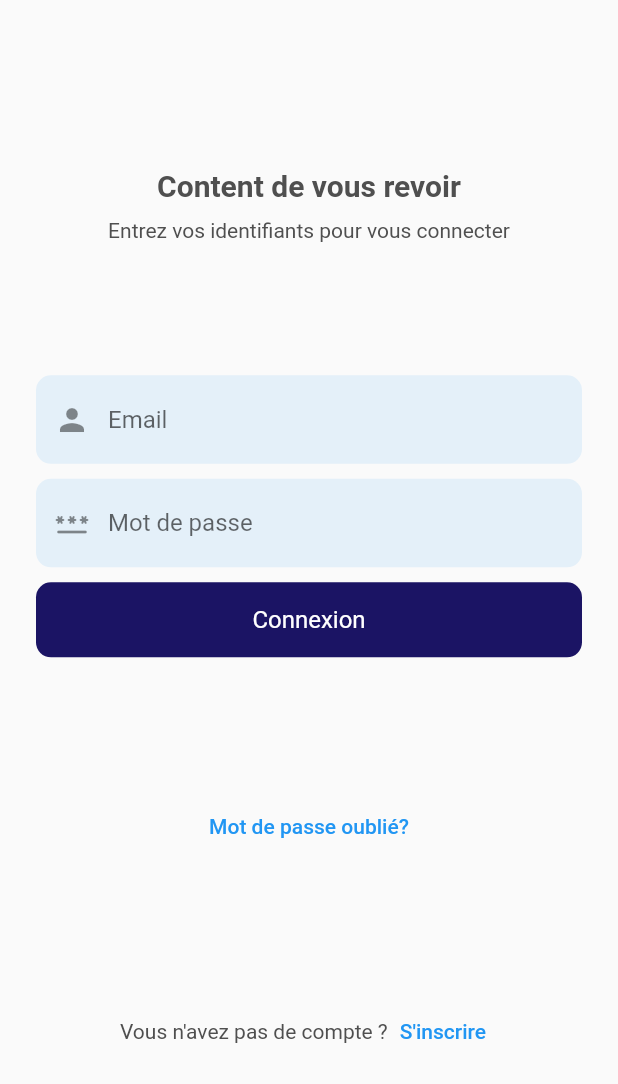
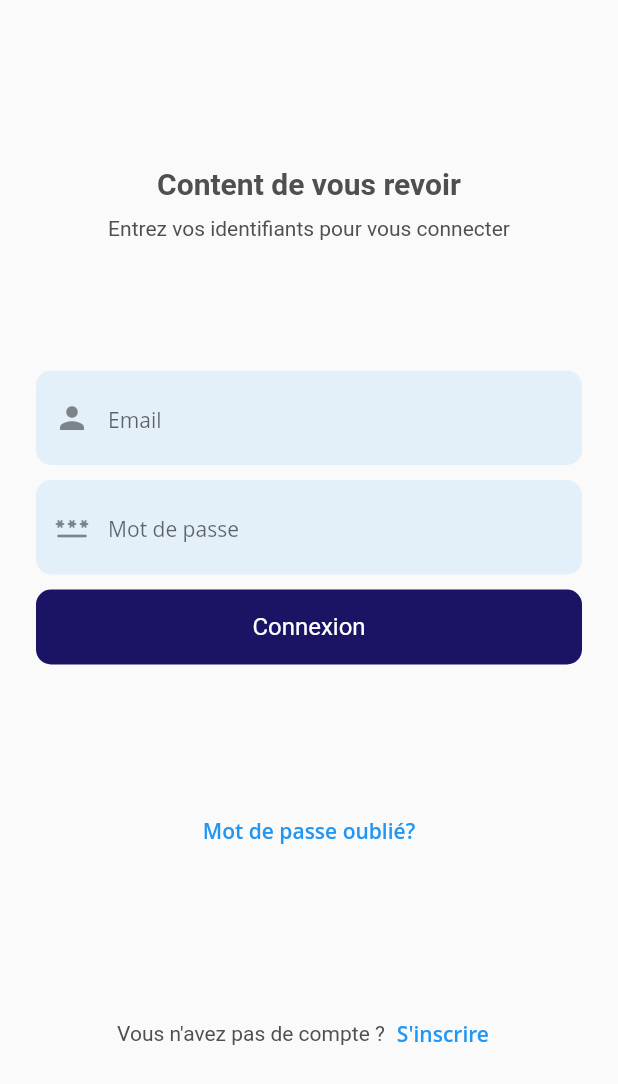
Before and after one commit to hadhamiabidi/my_first_project, a Flutter app: the LoginPage screen opened by its route, on a phone screen of 412 x 824 dp. Shown: the top 1084 px of the screen. Run offline on Flutter 3.47's test engine with Material 2 defaults, Android fonts, the light colour scheme and no system bars; our stand-ins replace get, google_maps_flutter, iconly, zoom_tap_animation; Roboto replaces fonts that are missing (Montserrat, Open Sans).

Commit message:
add features

```diff
--- /dev/null
+++ b/lib/controllers/buttom_navigation_controller.dart
@@ -0,0 +1,57 @@
+import 'package:flutter/material.dart';
+import 'package:get/get.dart';
+import 'package:pfe/views/chat_page.dart';
+import 'package:pfe/views/buttom_navigation_page.dart';
+import 'package:pfe/views/my_order_page.dart';
+
+import '../views/all_order_page.dart';
+import '../views/profil_page.dart';
+
+
+
+
+
+class ButtomNavigationController extends GetxController {
+  late PageController pageController;
+
+
+
+  RxInt currentPage = 0.obs;
+  RxBool isDarkTheme = false.obs;
+
+  List<Widget> pages = [
+    const AllOrder(),
+    const Chat(),
+    const MyOrder(),
+    const Profil(),
+  ];
+
+  ThemeMode get theme => Get.isDarkMode ? ThemeMode.dark : ThemeMode.light;
+
+  void switchTheme(ThemeMode mode) {
+    Get.changeThemeMode(mode);
+  }
+
+  void goToTab(int page) {
+    currentPage.value = page;
+    pageController.jumpToPage(page);
+  }
+  void animateToTab(int page) {
+    currentPage.value = page;
+    pageController.animateToPage(page,
+        duration: const Duration(milliseconds: 300),
+        curve: Curves.ease);
+  }
+
+  @override
+  void onInit() {
+    pageController = PageController(initialPage: 0);
+    super.onInit();
+  }
+
+  @override
+  void dispose() {
+    pageController.dispose();
+    super.dispose();
+  }
+}
--- a/lib/controllers/signup_controller.dart
+++ b/lib/controllers/signup_controller.dart
@@ -1,5 +1,7 @@
 import 'package:flutter/cupertino.dart';
 import 'package:get/get.dart';
+
+import '../views/dashboard_page.dart';
 
 class RegisterController extends GetxController {
   late TextEditingController nomField,prenomField,passwordField,emailField,numField,confirmField;
@@ -15,5 +17,7 @@ class RegisterController extends GetxController {
     confirmField = TextEditingController();
   }
 
-  void handeSignUp(BuildContext context) {}
+  void handeSignUp(BuildContext context) {
+
+  }
 }
--- /dev/null
+++ b/lib/utils/color_constants.dart
@@ -0,0 +1,24 @@
+import 'package:flutter/material.dart';
+
+class ColorConstants {
+  static Color gray50 = hexToColor('#e9e9e9');
+  static Color gray100 = hexToColor('#bdbebe');
+  static Color gray200 = hexToColor('#929293');
+  static Color gray300 = hexToColor('#666667');
+  static Color gray400 = hexToColor('#505151');
+  static Color gray500 = hexToColor('#242526');
+  static Color gray600 = hexToColor('#202122');
+  static Color gray700 = hexToColor('#191a1b');
+  static Color gray800 = hexToColor('#121313');
+  static Color gray900 = hexToColor('#0e0f0f');
+  static Color textFieldBgColor = const Color(0xfff7faf9);
+  static Color appColors = const   Color(0xff3ac4ac);
+
+}
+
+Color hexToColor(String hex) {
+  assert(RegExp(r'^#([0-9a-fA-F]{6})|([0-9a-fA-F]{8})$').hasMatch(hex));
+
+  return Color(int.parse(hex.substring(1), radix: 16) +
+      (hex.length == 7 ? 0xFF000000 : 0x00000000));
+}
--- /dev/null
+++ b/lib/utils/themes.dart
@@ -0,0 +1,158 @@
+import 'package:flutter/material.dart';
+
+import 'color_constants.dart';
+
+class Themes {
+  static ThemeData lightTheme = ThemeData(
+      fontFamily: "Open Sans",
+      primarySwatch: Colors.blue,
+      brightness: Brightness.light,
+      appBarTheme: AppBarTheme(
+          titleTextStyle:
+          const TextStyle(color: Colors.black, fontWeight: FontWeight.w600),
+          iconTheme: const IconThemeData(color: Colors.black),
+          backgroundColor: Colors.grey.shade50,
+          elevation: 0),
+      inputDecorationTheme: InputDecorationTheme(
+        border: OutlineInputBorder(
+            borderSide: BorderSide.none,
+            borderRadius: BorderRadius.circular(10)),
+        hintStyle: const TextStyle(
+          fontSize: 14,
+        ),
+      ),
+      cardColor: Colors.grey.shade200,
+      progressIndicatorTheme:
+      const ProgressIndicatorThemeData(color: Colors.red),
+      textTheme: TextTheme(
+          headline1: const TextStyle(
+              letterSpacing: -1.5,
+              fontSize: 48,
+              color: Colors.black,
+              fontWeight: FontWeight.bold),
+          headline2: const TextStyle(
+              letterSpacing: -1.0,
+              fontSize: 40,
+              color: Colors.black,
+              fontWeight: FontWeight.bold),
+          headline3: const TextStyle(
+              letterSpacing: -1.0,
+              fontSize: 32,
+              color: Colors.black,
+              fontWeight: FontWeight.bold),
+          headline4: const TextStyle(
+              letterSpacing: -1.0,
+              color: Colors.black,
+              fontSize: 28,
+              fontWeight: FontWeight.w600),
+          headline5: const TextStyle(
+              letterSpacing: -1.0,
+              color: Colors.black,
+              fontSize: 24,
+              fontWeight: FontWeight.w500),
+          headline6: const TextStyle(
+              color: Colors.black, fontSize: 22, fontWeight: FontWeight.w600),
+          subtitle1: const TextStyle(
+              color: Colors.black, fontSize: 17, fontWeight: FontWeight.w500),
+          subtitle2: const TextStyle(
+              color: Colors.black, fontSize: 14, fontWeight: FontWeight.w500),
+          bodyText1: TextStyle(
+              color: Colors.grey.shade700,
+              fontSize: 16,
+              fontWeight: FontWeight.w400),
+          bodyText2: TextStyle(
+              color: Colors.grey.shade600,
+              fontSize: 14,
+              fontWeight: FontWeight.w400),
+          button: const TextStyle(
+              color: Colors.white, fontSize: 14, fontWeight: FontWeight.w600),
+          caption: TextStyle(
+              color: Colors.grey.shade800,
+              fontSize: 12,
+              fontWeight: FontWeight.w400),
+          overline: TextStyle(
+              color: Colors.grey.shade700,
+              fontSize: 10,
+              fontWeight: FontWeight.w400,
+              letterSpacing: -0.5)));
+
+  static ThemeData darkTheme = ThemeData(
+    fontFamily: "Open Sans",
+    primaryColor: Colors.blue,
+    primarySwatch: Colors.blue,
+    brightness: Brightness.dark,
+    scaffoldBackgroundColor: ColorConstants.gray900,
+    appBarTheme: AppBarTheme(
+      backgroundColor: ColorConstants.gray900,
+      elevation: 0,
+      iconTheme: const IconThemeData(color: Colors.white),
+    ),
+    bottomAppBarColor: ColorConstants.gray800,
+    inputDecorationTheme: InputDecorationTheme(
+        border: OutlineInputBorder(
+            borderSide: BorderSide.none,
+            borderRadius: BorderRadius.circular(10)),
+        hintStyle: const TextStyle(
+          fontSize: 14,
+        )),
+    cardColor: ColorConstants.gray700,
+    progressIndicatorTheme:
+    const ProgressIndicatorThemeData(color: Colors.white),
+    textTheme: TextTheme(
+        headline1: TextStyle(
+            letterSpacing: -1.5,
+            fontSize: 48,
+            color: Colors.grey.shade50,
+            fontWeight: FontWeight.bold),
+        headline2: TextStyle(
+            letterSpacing: -1.0,
+            fontSize: 40,
+            color: Colors.grey.shade50,
+            fontWeight: FontWeight.bold),
+        headline3: TextStyle(
+            letterSpacing: -1.0,
+            fontSize: 32,
+            color: Colors.grey.shade50,
+            fontWeight: FontWeight.bold),
+        headline4: TextStyle(
+            letterSpacing: -1.0,
+            color: Colors.grey.shade50,
+            fontSize: 28,
+            fontWeight: FontWeight.w600),
+        headline5: TextStyle(
+            letterSpacing: -1.0,
+            color: Colors.grey.shade50,
+            fontSize: 24,
+            fontWeight: FontWeight.w500),
+        headline6: TextStyle(
+            color: Colors.grey.shade50,
+            fontSize: 22,
+            fontWeight: FontWeight.w500),
+        subtitle1: TextStyle(
+            color: Colors.grey.shade50,
+            fontSize: 17,
+            fontWeight: FontWeight.w500),
+        subtitle2: TextStyle(
+            color: Colors.grey.shade50,
+            fontSize: 14,
+            fontWeight: FontWeight.w500),
+        bodyText1: TextStyle(
+            color: Colors.grey.shade50,
+            fontSize: 16,
+            fontWeight: FontWeight.w400),
+        bodyText2: TextStyle(
+            color: Colors.grey.shade50,
+            fontSize: 14,
+            fontWeight: FontWeight.w400),
+        button: const TextStyle(
+            color: Colors.white, fontSize: 14, fontWeight: FontWeight.w600),
+        caption: TextStyle(
+            color: Colors.grey.shade50,
+            fontSize: 12,
+            fontWeight: FontWeight.w500),
+        overline: TextStyle(
+            color: Colors.grey.shade50,
+            fontSize: 10,
+            fontWeight: FontWeight.w400)),
+  );
+}
--- a/pubspec.yaml
+++ b/pubspec.yaml
@@ -36,6 +36,8 @@ dependencies:
   # The following adds the Cupertino Icons font to your application.
   # Use with the CupertinoIcons class for iOS style icons.
   cupertino_icons: ^1.0.2
+  iconly: ^1.0.1
+  zoom_tap_animation: 1.1.0
   google_maps_flutter: ^2.2.5
 
 dev_dependencies:
```
Also changed, not shown: lib/controllers/login_controller.dart (+7 -3 lines), lib/main.dart (+14 -4 lines), lib/views/all_order_page.dart (added, +23 -0 lines), lib/views/buttom_navigation_page.dart (added, +115 -0 lines), lib/views/chat_page.dart (added, +23 -0 lines), lib/views/my_order_page.dart (added, +23 -0 lines), lib/views/profil_page.dart (added, +23 -0 lines), pubspec.lock.
